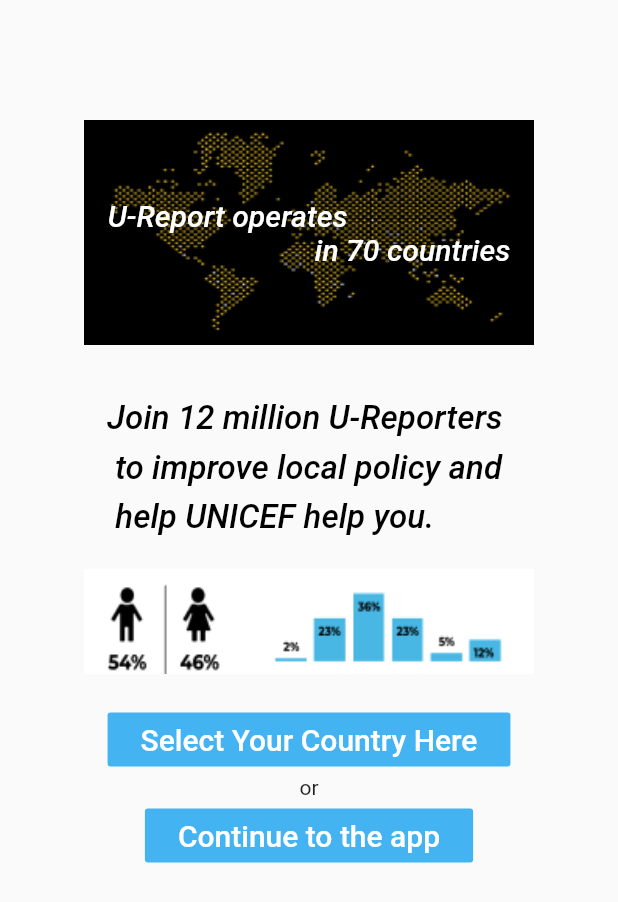
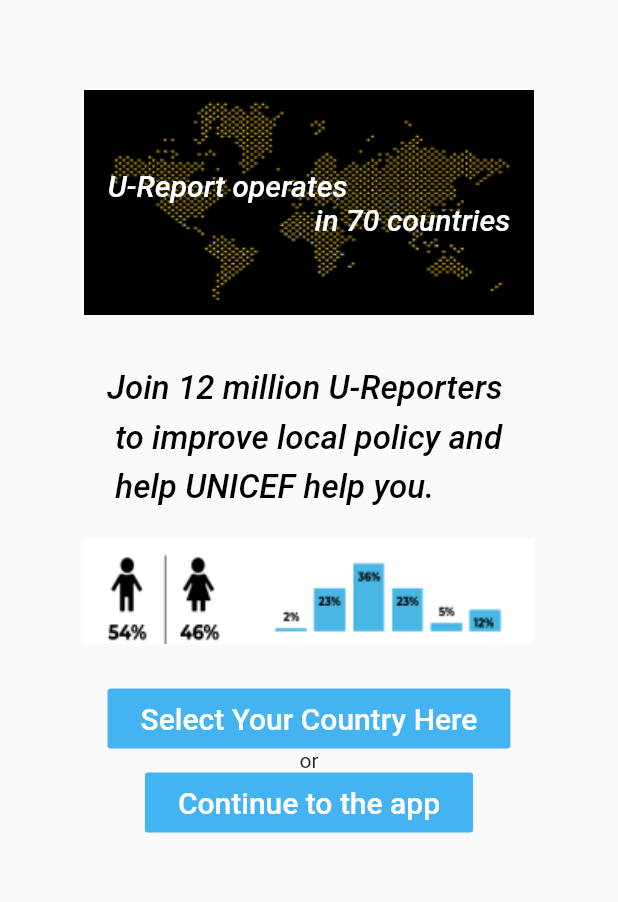
Before and after one commit to nathanbaleeta/ureport_mobile, a Flutter app: the RegisterPage screen opened directly, on a phone screen of 412 x 824 dp. Shown: the top 902 px of the screen. Run offline on Flutter 3.47's test engine with Material 2 defaults, Android fonts, the phone set to English and light mode, and no system bars; our stand-ins replace firebase_auth, firebase_core, firebase_messaging, flutter_widget_from_html_core, webview_flutter; accounts and stored records are empty; network calls fail.

Commit message:
fixed ui for user onboarding

```diff
--- a/lib/registration/RegisterPage.dart
+++ b/lib/registration/RegisterPage.dart
@@ -11,7 +11,7 @@ class RegisterPage extends StatelessWidget {
       body: Center(
         child: new Column(
             children: <Widget>[
-              SizedBox(height: 80),
+              SizedBox(height: 60),
 
               Center(
                 child: Stack(
@@ -64,8 +64,10 @@ class RegisterPage extends StatelessWidget {
                   ),
                 ),
               ),
-              SizedBox(height: 20),
-                FlatButton(
+              SizedBox(height: 30),
+                SizedBox(
+                  height: 40,
+                  child: FlatButton(
                     child: Padding(
                       padding: const EdgeInsets.all(6.0),
                       child: Text("Select Your Country Here",
@@ -79,8 +81,11 @@ class RegisterPage extends StatelessWidget {
                         MaterialPageRoute(builder: (context) => ThemeChangerPage()),
                       );
                     }),
+                ),
                 Text("or"),
-                FlatButton(
+                SizedBox(
+                  height: 40,
+                  child: FlatButton(
                     child: Padding(
                       padding: const EdgeInsets.all(6.0),
                       child: Text("Continue to the app",
@@ -93,7 +98,8 @@ class RegisterPage extends StatelessWidget {
                         context,
                         MaterialPageRoute(builder: (context) => TabScreen()),
                       );
-                  })
+                    }),
+                )
          ]
         )
       )
```
Lines whose indentation alone changed are shown as unchanged.
